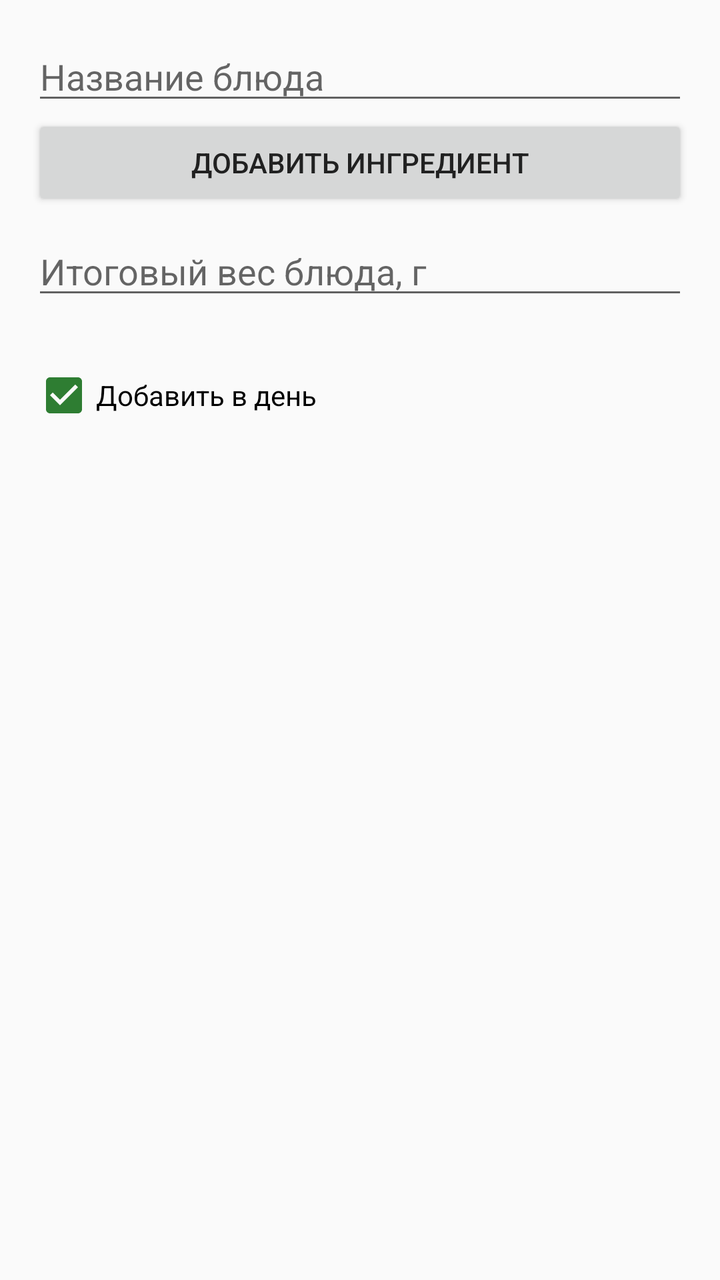
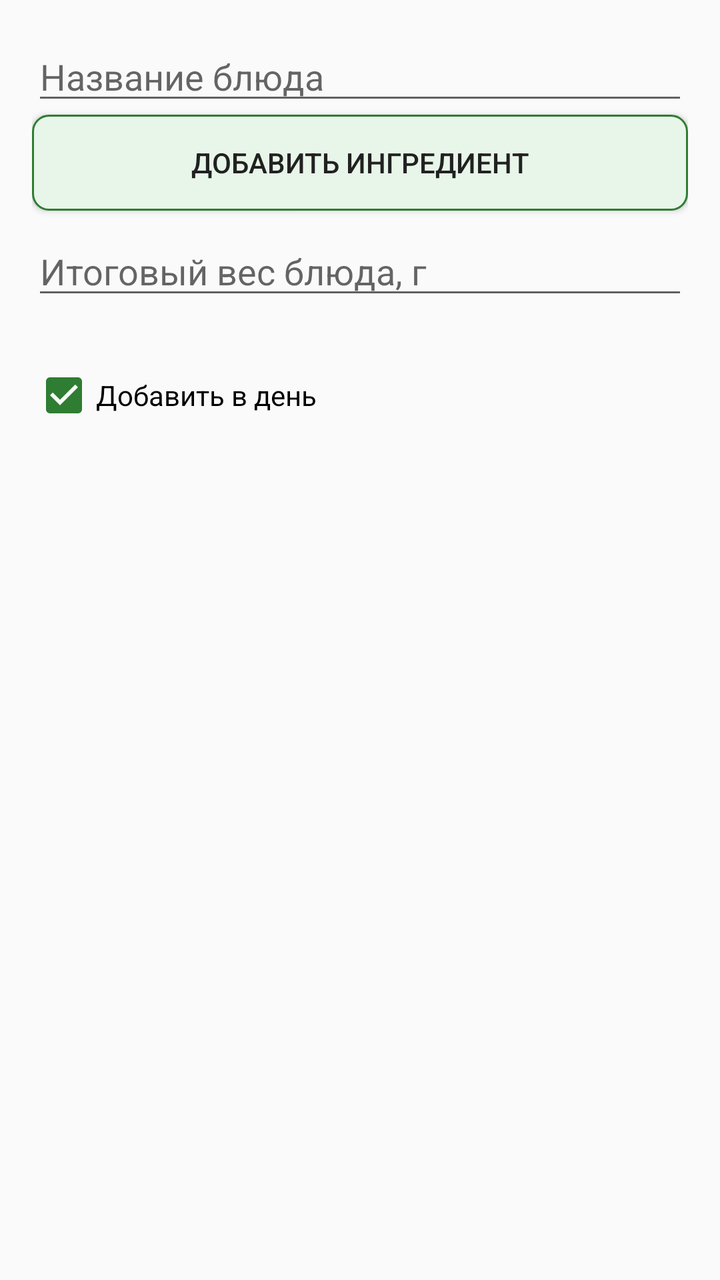

Compare the two renders of this Android layout. The source of the first and the diff that turns it into the second are given below.
<!-- AndroidManifest.xml: application theme AppTheme.Light -->
<!-- res/layout/dialog_dish.xml -->
<?xml version="1.0" encoding="utf-8"?>
<ScrollView xmlns:android="http://schemas.android.com/apk/res/android"
    android:layout_width="match_parent"
    android:layout_height="wrap_content">

    <LinearLayout
        android:layout_width="match_parent"
        android:layout_height="wrap_content"
        android:orientation="vertical"
        android:padding="16dp">

        <EditText
            android:id="@+id/dishNameInput"
            android:layout_width="match_parent"
            android:layout_height="wrap_content"
            android:hint="@string/dish_name" />

        <LinearLayout
            android:id="@+id/ingredientList"
            android:layout_width="match_parent"
            android:layout_height="wrap_content"
            android:orientation="vertical" />

        <Button
            android:id="@+id/addIngredientButton"
            android:layout_width="match_parent"
            android:layout_height="wrap_content"
            android:text="@string/add_ingredient" />

        <EditText
            android:id="@+id/finalWeightInput"
            android:layout_width="match_parent"
            android:layout_height="wrap_content"
            android:layout_marginTop="8dp"
            android:hint="@string/final_weight"
            android:inputType="numberDecimal" />

        <TextView
            android:id="@+id/dishPreview"
            android:layout_width="match_parent"
            android:layout_height="wrap_content"
            android:layout_marginTop="8dp" />

        <CheckBox
            android:id="@+id/addToDayCheck"
            android:layout_width="match_parent"
            android:layout_height="wrap_content"
            android:checked="true"
            android:text="@string/add_to_day" />

    </LinearLayout>

</ScrollView>
<!-- resources referenced by this layout -->
<resources>
  <string name="add_ingredient">Добавить ингредиент</string>
  <string name="add_to_day">Добавить в день</string>
  <string name="dish_name">Название блюда</string>
  <string name="final_weight">Итоговый вес блюда, г</string>
  <style name="AppTheme.Light" parent="@android:style/Theme.Material.Light">
          <item name="android:windowBackground">@color/light_bg</item>
          <item name="android:textColorPrimary">@color/light_text</item>
          <item name="android:textColorSecondary">@color/light_secondary</item>
          <item name="android:colorAccent">@color/accent_light</item>
      </style>
  <color name="light_bg">#FAFAFA</color>
  <color name="light_text">#212121</color>
  <color name="light_secondary">#616161</color>
  <color name="accent_light">#2E7D32</color>
</resources>

<!-- the commit's change to res/layout/dialog_dish.xml (unified diff, before → after) -->
@@ -1,4 +1,4 @@
-<?xml version="1.0" encoding="utf-8"?>
+﻿<?xml version="1.0" encoding="utf-8"?>
 <ScrollView xmlns:android="http://schemas.android.com/apk/res/android"
     android:layout_width="match_parent"
     android:layout_height="wrap_content">
@@ -21,7 +21,7 @@
             android:layout_height="wrap_content"
             android:orientation="vertical" />
 
-        <Button
+        <Button style="@style/AppButton"
             android:id="@+id/addIngredientButton"
             android:layout_width="match_parent"
             android:layout_height="wrap_content"
<!-- resource entries referenced after the edit -->
@@ -4,15 +4,43 @@
   <string name="add_to_day">Добавить в день</string>
   <string name="dish_name">Название блюда</string>
   <string name="final_weight">Итоговый вес блюда, г</string>
+  <style name="AppButton" parent="@android:style/Widget.Material.Button">
+          <item name="android:background">?attr/buttonBg</item>
+          <item name="android:textColor">?android:attr/textColorPrimary</item>
+          <item name="android:minHeight">48dp</item>
+          <item name="android:textSize">14sp</item>
+          <item name="android:paddingStart">12dp</item>
+          <item name="android:paddingEnd">12dp</item>
+      </style>
   <style name="AppTheme.Light" parent="@android:style/Theme.Material.Light">
           <item name="android:windowBackground">@color/light_bg</item>
           <item name="android:textColorPrimary">@color/light_text</item>
           <item name="android:textColorSecondary">@color/light_secondary</item>
           <item name="android:colorAccent">@color/accent_light</item>
+          <item name="buttonBg">@drawable/rounded_button_light</item>
+          <item name="progressTrack">@color/track_light</item>
+          <item name="progressKcal">@color/kcal_color</item>
+          <item name="progressProtein">@color/protein_color</item>
+          <item name="progressFat">@color/fat_color</item>
+          <item name="progressCarbs">@color/carbs_color</item>
       </style>
   <color name="light_bg">#FAFAFA</color>
   <color name="light_text">#212121</color>
   <color name="light_secondary">#616161</color>
   <color name="accent_light">#2E7D32</color>
+  <!-- drawable rounded_button_light (drawable) -->
+  <?xml version="1.0" encoding="utf-8"?>
+  <shape xmlns:android="http://schemas.android.com/apk/res/android"
+      android:shape="rectangle">
+      <solid android:color="#E8F5E9" />
+      <stroke android:width="1dp" android:color="#2E7D32" />
+      <corners android:radius="8dp" />
+      <padding android:left="12dp" android:top="6dp" android:right="12dp" android:bottom="6dp" />
+  </shape>
+  <color name="track_light">#E0E0E0</color>
+  <color name="kcal_color">#EF6C00</color>
+  <color name="protein_color">#1976D2</color>
+  <color name="fat_color">#C2185B</color>
+  <color name="carbs_color">#7B1FA2</color>
 </resources>
 
